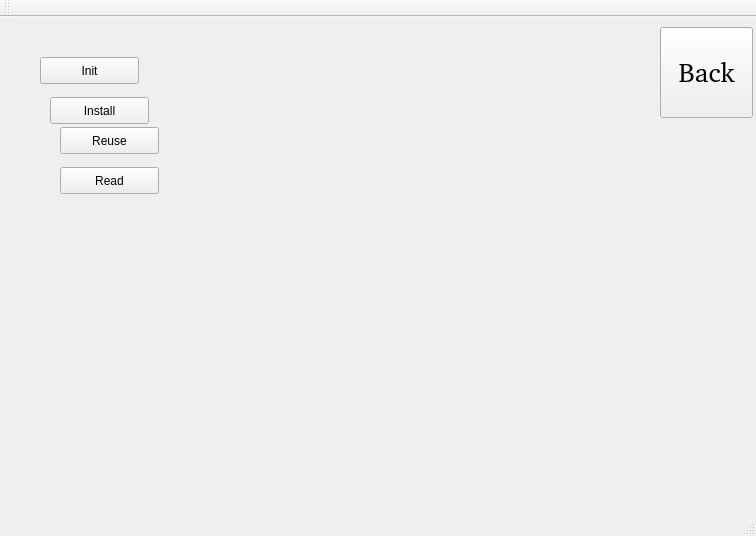
The window that ui/rifd/rfid.ui (k29/rfid) describes before a commit, drawn with Qt 5.
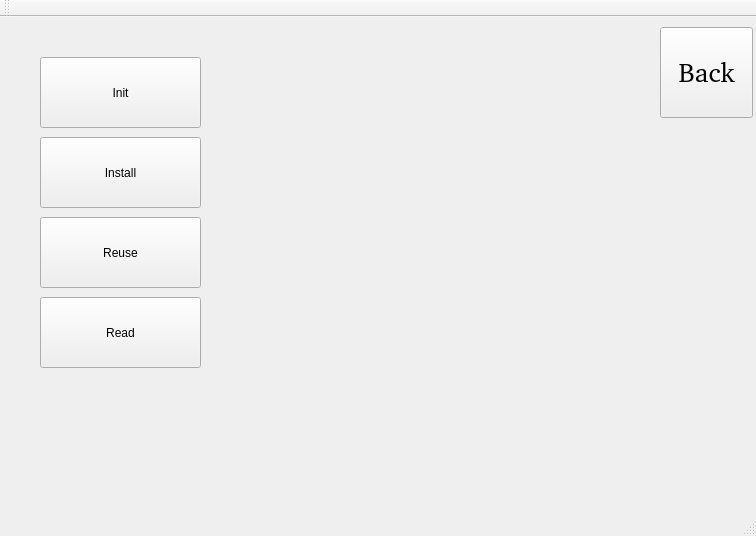
The same window after the commit. The open tabs and pages were chosen to show the change.

Commit message: init funciton added

```diff
--- a/ui/rifd/rfid.ui
+++ b/ui/rifd/rfid.ui
@@ -187,8 +187,8 @@
        <rect>
         <x>30</x>
         <y>30</y>
-        <width>99</width>
-        <height>27</height>
+        <width>161</width>
+        <height>71</height>
        </rect>
       </property>
       <property name="text">
@@ -198,10 +198,10 @@
      <widget class="QPushButton" name="pushButton_3">
       <property name="geometry">
        <rect>
-        <x>40</x>
-        <y>70</y>
-        <width>99</width>
-        <height>27</height>
+        <x>30</x>
+        <y>110</y>
+        <width>161</width>
+        <height>71</height>
        </rect>
       </property>
       <property name="text">
@@ -211,10 +211,10 @@
      <widget class="QPushButton" name="pushButton_4">
       <property name="geometry">
        <rect>
-        <x>50</x>
-        <y>100</y>
-        <width>99</width>
-        <height>27</height>
+        <x>30</x>
+        <y>190</y>
+        <width>161</width>
+        <height>71</height>
        </rect>
       </property>
       <property name="text">
@@ -224,10 +224,10 @@
      <widget class="QPushButton" name="pushButton_5">
       <property name="geometry">
        <rect>
-        <x>50</x>
-        <y>140</y>
-        <width>99</width>
-        <height>27</height>
+        <x>30</x>
+        <y>270</y>
+        <width>161</width>
+        <height>71</height>
        </rect>
       </property>
       <property name="text">
```
Left out of the diff: 19 changed lines with no effect on the pictures. The commit also changes 2 other files.
